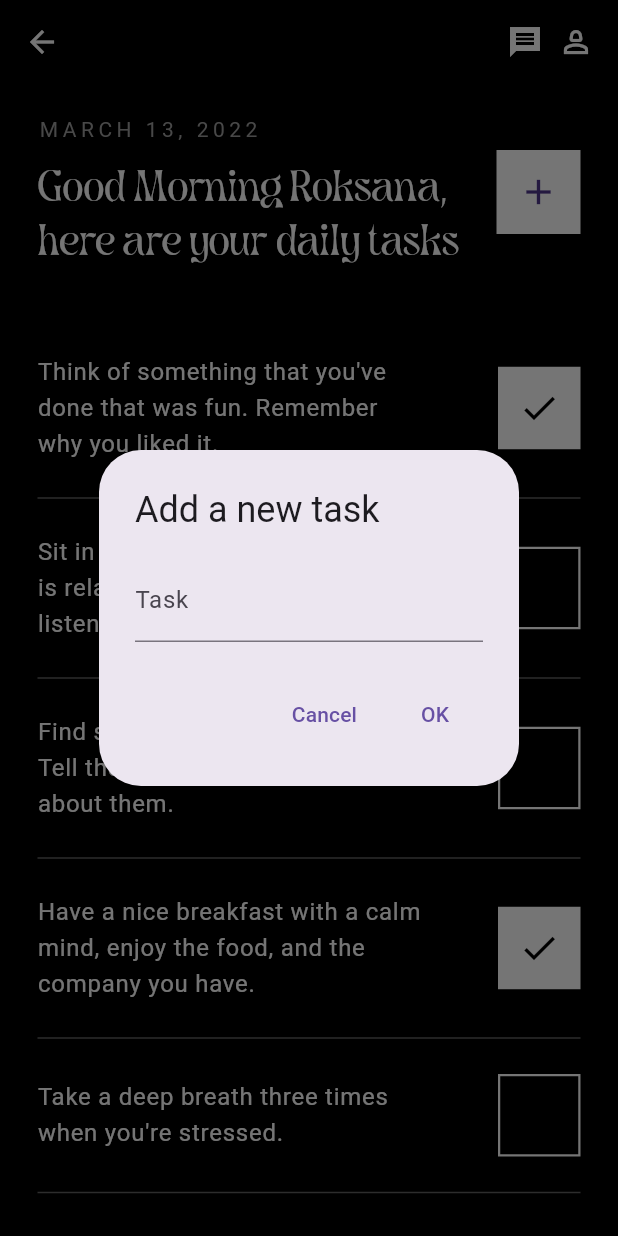
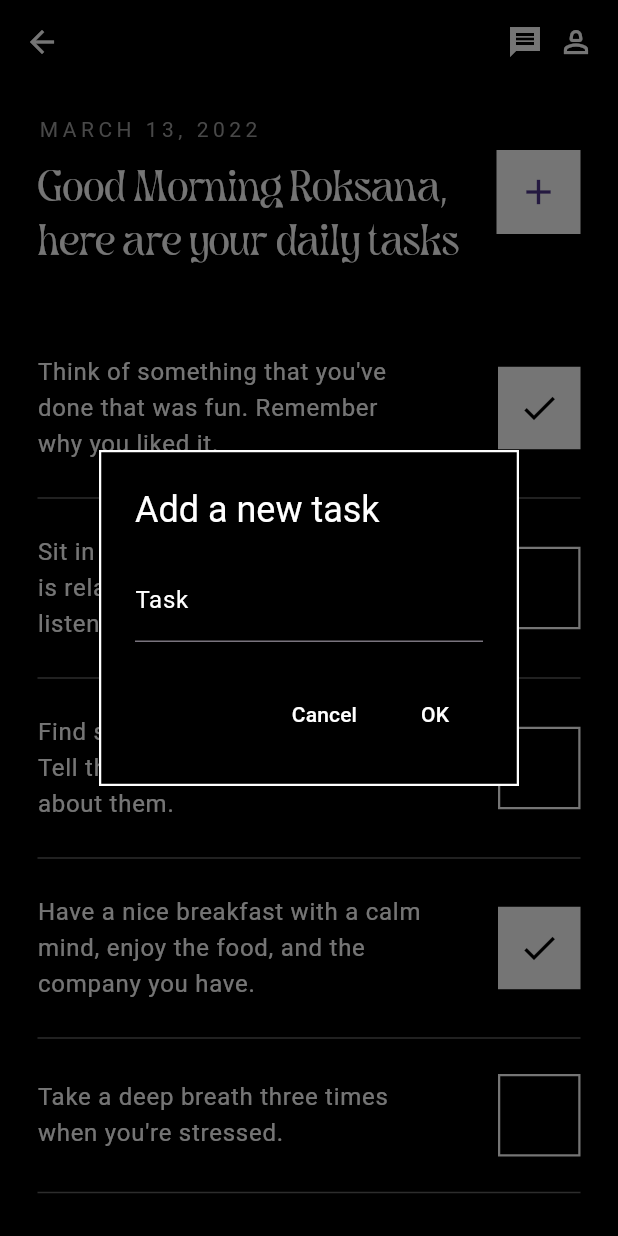
Before and after one commit to tloxiu/take_your_time_app, a Flutter app: the TodoListPage screen opened directly, after a tap on the "add" icon, on a phone screen of 412 x 824 dp. Run offline on Flutter 3.47's test engine with Material 3 defaults, Android fonts, the phone set to English and light mode, and no system bars; our stand-ins replace typewritertext.

Commit message:
Added a couple visual changes to the app

```diff
--- a/lib/components/todo_list.dart
+++ b/lib/components/todo_list.dart
@@ -2,7 +2,8 @@ import 'package:flutter/material.dart';
 import 'package:take_your_time_app/data/todo_list.dart';
 
 class TodoList extends StatefulWidget {
-  const TodoList({required this.todoUserList, required this.onRemoveTask, super.key});
+  const TodoList(
+      {required this.todoUserList, required this.onRemoveTask, super.key});
   final List<ListItem> todoUserList;
   final Function(int) onRemoveTask;
 
@@ -14,7 +15,14 @@ class _TodoListState extends State<TodoList> {
   @override
   Widget build(BuildContext context) {
     return Expanded(
-      child: ListView.builder(
+      child: todoUserList.isEmpty
+          ? const Center(
+              child: Text(
+                'No tasks available',
+                style: TextStyle(color: Colors.white),
+              ),
+            )
+          : ListView.builder(
               itemCount: todoUserList.length,
               itemBuilder: (context, index) {
                 final item = todoUserList[index];
@@ -26,8 +34,8 @@ class _TodoListState extends State<TodoList> {
                   child: Column(
                     children: [
                       ListTile(
-                  contentPadding:
-                      const EdgeInsets.symmetric(horizontal: 0, vertical: 8),
+                        contentPadding: const EdgeInsets.symmetric(
+                            horizontal: 0, vertical: 8),
                         title: Row(
                           mainAxisAlignment: MainAxisAlignment.center,
                           children: [
@@ -50,7 +58,8 @@ class _TodoListState extends State<TodoList> {
                                 width: 55,
                                 height: 55,
                                 decoration: BoxDecoration(
-                            border: Border.all(color: Colors.white, width: 1.5),
+                                  border: Border.all(
+                                      color: Colors.white, width: 1.5),
                                   borderRadius: BorderRadius.circular(0),
                                   color: item.isChecked
                                       ? Colors.white
--- a/lib/screens/todo_list_page.dart
+++ b/lib/screens/todo_list_page.dart
@@ -45,7 +45,7 @@ class _TodoListPageState extends State<TodoListPage> {
             child: Row(
               children: [
                 Icon(Icons.message_sharp),
-                SizedBox(width: 10), // Add space between icons
+                SizedBox(width: 10),
                 Icon(Icons.person_2_outlined),
               ],
             ),
@@ -87,28 +87,49 @@ class _TodoListPageState extends State<TodoListPage> {
                       context: context,
                       builder: (BuildContext context) {
                         return AlertDialog(
-                          title: const Text("Add a new task"),
+                          title: const Text(
+                            "Add a new task",
+                            style: TextStyle(color: Colors.white),
+                          ),
                           content: TextField(
                             controller: taskController,
                             decoration: const InputDecoration(
-                              label: Text('Task'),
+                              label: Text(
+                                'Task',
+                                style: TextStyle(color: Colors.white),
+                              ),
                             ),
                           ),
                           actions: [
                             TextButton(
                               onPressed: () {
                                 Navigator.pop(context);
+                                taskController.clear();
                               },
-                              child: const Text('Cancel'),
+                              child: const Text(
+                                'Cancel',
+                                style: TextStyle(color: Colors.white),
+                              ),
                             ),
                             TextButton(
                               onPressed: () {
                                 addTask(taskController.text);
                                 Navigator.pop(context);
+                                taskController.clear();
                               },
-                              child: const Text('OK'),
+                              child: const Text(
+                                'OK',
+                                style: TextStyle(color: Colors.white),
+                              ),
                             ),
                           ],
+                          backgroundColor: Colors.black,
+                          shape: RoundedRectangleBorder(
+                            borderRadius: BorderRadius.circular(0),
+                            side: const BorderSide(
+                                color: Colors.white,
+                                width: 1.5),
+                          ),
                         );
                       },
                     );
```
Lines whose indentation alone changed are shown as unchanged.
